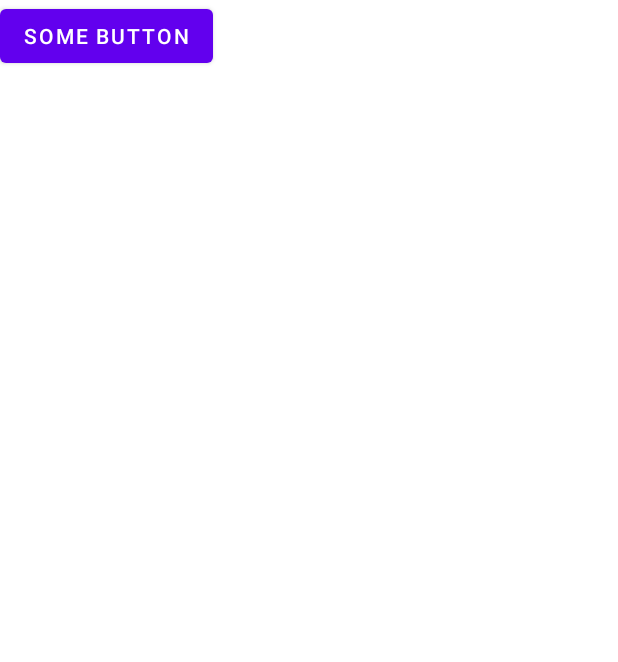
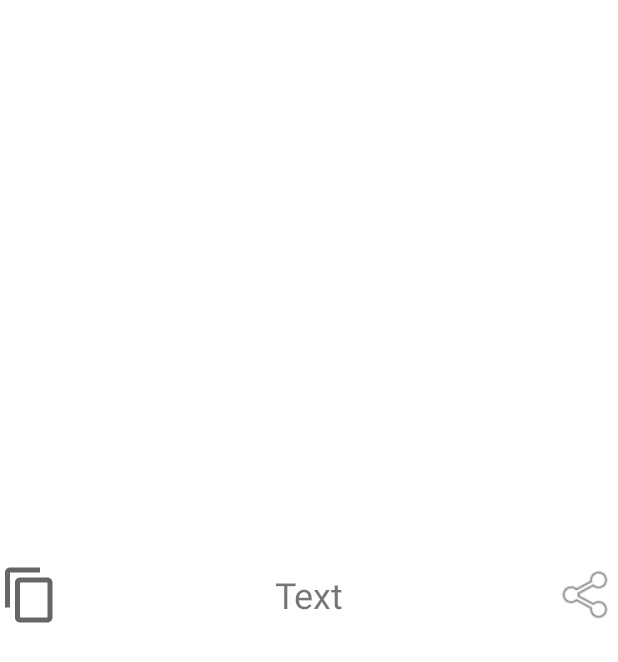
Before and after one commit to NWuensche/QRCodeStorage, an Android app: the layout row.xml on its own in the app's theme, with its tools: preview values and no code run, on a phone screen of 412 x 824 dp. Shown: the top 662 px of the screen. Run offline under Robolectric (Android 15) with nearby library versions, the phone set to English and light mode, and no system bars.

Commit message:
Add Buttons for Copy and QR Code show without use right now

```diff
--- a/app/src/main/java/de/nwuensche/qrcodestorage/MainActivity.kt
+++ b/app/src/main/java/de/nwuensche/qrcodestorage/MainActivity.kt
@@ -47,6 +47,7 @@ class MainActivity : AppCompatActivity() {
                 rAdapter.notifyItemInserted(itemList.size - 1)
             } //Add String if present
         }
+        //TODO Cut Long Text on View
         super.onActivityResult(requestCode, resultCode, data)
     }
 }
--- a/app/src/main/java/de/nwuensche/qrcodestorage/RAdapter.kt
+++ b/app/src/main/java/de/nwuensche/qrcodestorage/RAdapter.kt
@@ -3,7 +3,9 @@ package de.nwuensche.qrcodestorage
 import android.view.LayoutInflater
 import android.view.View
 import android.view.ViewGroup
-import android.widget.Button
+import android.widget.ImageView
+import android.widget.TextView
+import android.widget.Toast
 import androidx.recyclerview.widget.RecyclerView
 
 class RAdapter(private val itemNames: List<String>) : RecyclerView.Adapter<RAdapter.ViewHolder>() {
@@ -16,10 +18,15 @@ class RAdapter(private val itemNames: List<String>) : RecyclerView.Adapter<RAdap
     override fun getItemCount() = itemNames.size
 
     override fun onBindViewHolder(holder: ViewHolder, position: Int) {
-        holder.buttonTextView.text = "Button $position - ${itemNames[position]}"
+        val context = holder.textView.context
+        holder.textView.text = itemNames[position]
+        holder.copyView.setOnClickListener {
+            Toast.makeText(context, "tst - $position", Toast.LENGTH_SHORT).show()
+        }
     }
 
     class ViewHolder(view: View) : RecyclerView.ViewHolder(view) {
-        val buttonTextView = view.findViewById<Button>(R.id.buttonItem)
+        val textView = view.findViewById<TextView>(R.id.textView)
+        val copyView = view.findViewById<ImageView>(R.id.copyView)
     }
 }
--- a/app/src/main/res/layout/row.xml
+++ b/app/src/main/res/layout/row.xml
@@ -1,15 +1,35 @@
 <?xml version="1.0" encoding="utf-8"?>
-<androidx.constraintlayout.widget.ConstraintLayout xmlns:android="http://schemas.android.com/apk/res/android"
-    xmlns:app="http://schemas.android.com/apk/res-auto"
+<LinearLayout xmlns:android="http://schemas.android.com/apk/res/android"
+xmlns:app="http://schemas.android.com/apk/res-auto"
+xmlns:tools="http://schemas.android.com/tools"
     android:layout_width="match_parent"
-    android:layout_height="wrap_content">
+    android:layout_height="wrap_content"
+    android:layout_gravity="center"
+    android:layout_marginBottom="15dp"
+    android:orientation="horizontal">
 
-    <Button
-        android:id="@+id/buttonItem"
+    <ImageView
+        android:id="@+id/copyView"
+        android:layout_width="40dp"
+        android:layout_height="40dp"
+        android:scaleType="fitXY"
+        app:srcCompat="?attr/actionModeCopyDrawable" />
+
+<!-- layout_weight makes text fill row -->
+    <TextView
+        android:id="@+id/textView"
         android:layout_width="wrap_content"
-        android:layout_height="wrap_content"
-        android:text="Some Button"
-        app:layout_constraintStart_toStartOf="parent"
-        app:layout_constraintTop_toTopOf="parent" />
+        android:layout_height="match_parent"
+        android:text="Text"
+        android:gravity="center"
+        android:layout_weight="1"
+        android:textSize="24sp"/>
 
-</androidx.constraintlayout.widget.ConstraintLayout>
+    <ImageView
+        android:id="@+id/imageView2"
+        android:layout_width="40dp"
+        android:layout_height="40dp"
+        android:scaleType="fitXY"
+        app:srcCompat="@android:drawable/ic_menu_share" />
+
+</LinearLayout>
```
